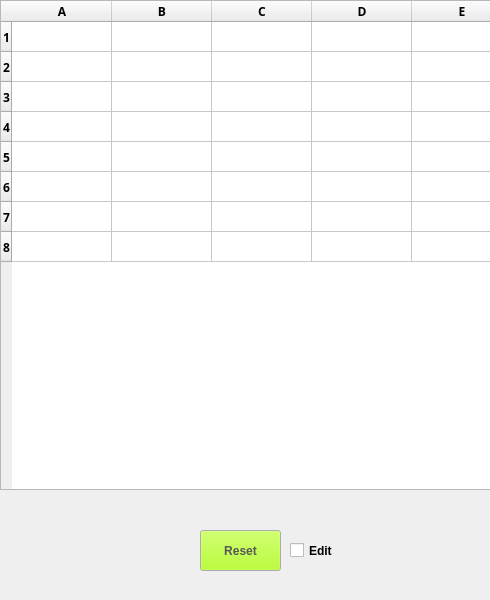
Propsi4/chess, file main.ui: the form before one commit.
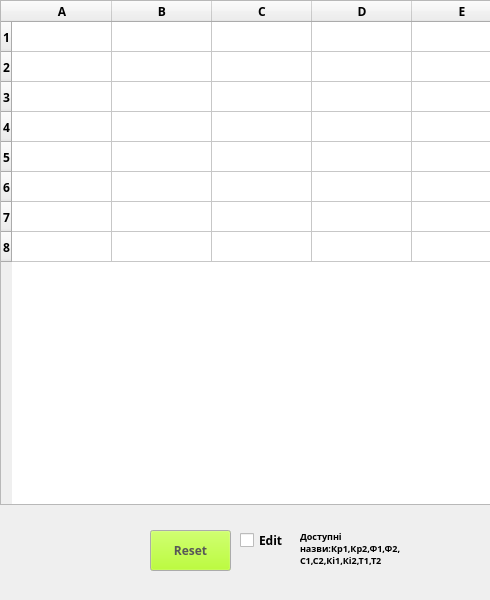
The form after the commit.

Diff of the .ui file:
```diff
--- a/main.ui
+++ b/main.ui
@@ -53,7 +53,7 @@
       <x>0</x>
       <y>0</y>
       <width>500</width>
-      <height>490</height>
+      <height>505</height>
      </rect>
     </property>
     <property name="sizePolicy">
@@ -65,13 +65,13 @@
     <property name="minimumSize">
      <size>
       <width>500</width>
-      <height>490</height>
+      <height>505</height>
      </size>
     </property>
     <property name="maximumSize">
      <size>
       <width>500</width>
-      <height>490</height>
+      <height>505</height>
      </size>
     </property>
     <property name="font">
@@ -252,7 +252,7 @@
    <widget class="QPushButton" name="reset_button">
     <property name="geometry">
      <rect>
-      <x>200</x>
+      <x>150</x>
       <y>530</y>
       <width>81</width>
       <height>41</height>
@@ -351,6 +351,7 @@
     </property>
     <property name="font">
      <font>
+      <family>Arial Black</family>
       <weight>75</weight>
       <bold>true</bold>
      </font>
@@ -368,14 +369,15 @@
    <widget class="QCheckBox" name="edit_button">
     <property name="geometry">
      <rect>
-      <x>290</x>
+      <x>240</x>
       <y>530</y>
-      <width>81</width>
-      <height>41</height>
+      <width>51</width>
+      <height>21</height>
      </rect>
     </property>
     <property name="font">
      <font>
+      <family>Arial Black</family>
       <weight>75</weight>
       <bold>true</bold>
      </font>
@@ -390,6 +392,34 @@
      <string>Edit</string>
     </property>
    </widget>
+   <widget class="QLabel" name="label">
+    <property name="geometry">
+     <rect>
+      <x>300</x>
+      <y>530</y>
+      <width>101</width>
+      <height>41</height>
+     </rect>
+    </property>
+    <property name="font">
+     <font>
+      <family>Arial Black</family>
+      <pointsize>7</pointsize>
+      <weight>75</weight>
+      <bold>true</bold>
+     </font>
+    </property>
+    <property name="text">
+     <string>Доступні назви:Кр1,Кр2,Ф1,Ф2,
+С1,С2,Кі1,Кі2,Т1,Т2</string>
+    </property>
+    <property name="alignment">
+     <set>Qt::AlignLeading|Qt::AlignLeft|Qt::AlignTop</set>
+    </property>
+    <property name="wordWrap">
+     <bool>true</bool>
+    </property>
+   </widget>
   </widget>
  </widget>
  <resources/>
```
